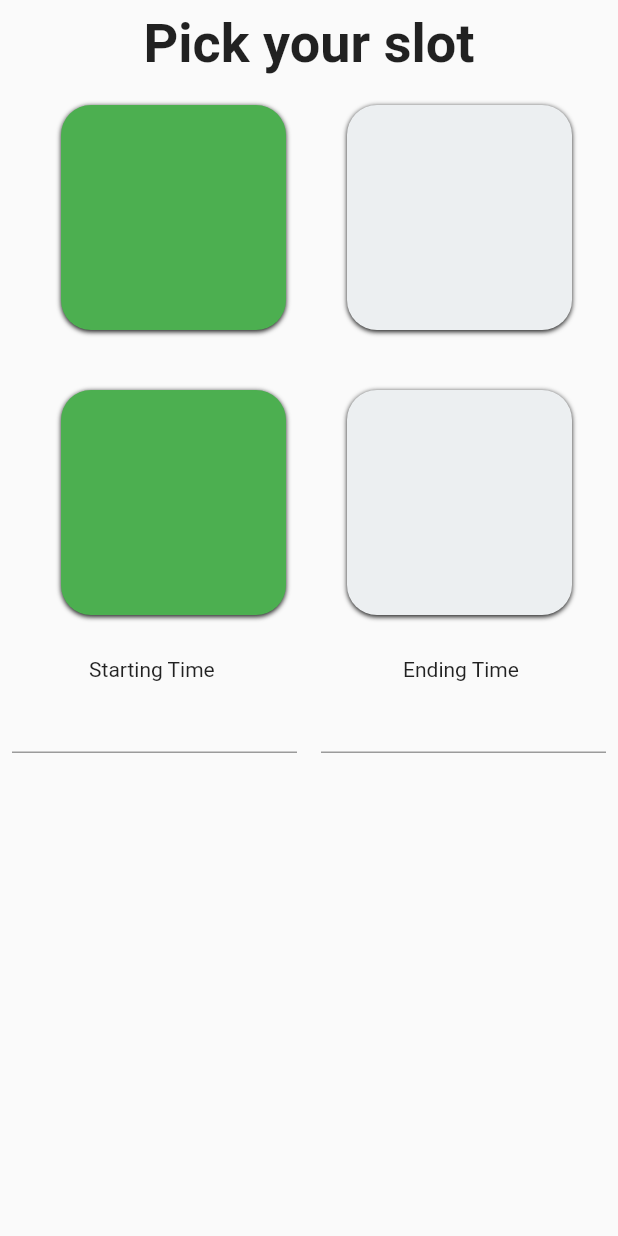
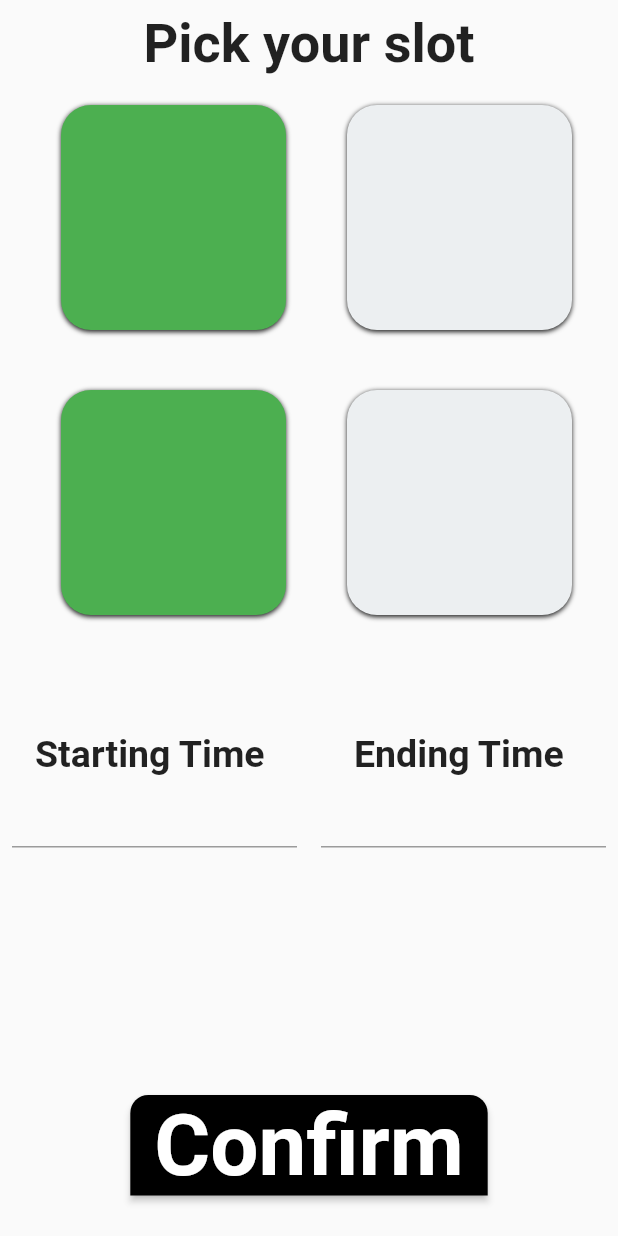
Before and after one commit to SarthakVaswani/hackcbs, a Flutter app: the SlotPicker screen opened by its route, on a phone screen of 412 x 824 dp. Run offline on Flutter 3.47's test engine with Material 2 defaults, Android fonts, the phone set to English and light mode, and no system bars; drawn by our look-alikes of datetime_picker_formfield; our stand-ins replace flutter_icons, google_fonts.

Commit message:
improved slot page

```diff
--- a/lib/main.dart
+++ b/lib/main.dart
@@ -22,6 +22,7 @@ class _MyAppState extends State<MyApp> {
   Widget build(BuildContext context) {
     return MaterialApp(
       home: Home(),
+      debugShowCheckedModeBanner: false,
       routes: {
         RegisterScreen.routeName: (_) => RegisterScreen(),
         Loginscreen.routeName: (_) => Loginscreen(),
@@ -52,9 +53,12 @@ class _HomeState extends State<Home> {
           ),
           ListTile(
             title: Text(
-              'Title',
+              'Parking System',
               textAlign: TextAlign.center,
-              style: TextStyle(fontSize: 24, fontWeight: FontWeight.w400),
+              style: TextStyle(
+                  fontSize: 24,
+                  fontWeight: FontWeight.bold,
+                  color: Color(0xff130f40)),
             ),
             subtitle: Container(
               padding: EdgeInsets.only(top: 10),
--- a/lib/screens/firstpage.dart
+++ b/lib/screens/firstpage.dart
@@ -121,7 +121,9 @@ class _SlotPickerState extends State<SlotPicker> {
                 ),
               ],
             ),
-            Row(
+            Padding(
+              padding: const EdgeInsets.only(top: 50),
+              child: Row(
                 children: [
                   Container(
                       padding: EdgeInsets.all(8),
@@ -132,6 +134,27 @@ class _SlotPickerState extends State<SlotPicker> {
                       width: MediaQuery.of(context).size.width / 2,
                       child: LastTimeField()),
                 ],
+              ),
+            ),
+            SizedBox(height: 157),
+            MaterialButton(
+              height: 40,
+              minWidth: 200,
+              color: Colors.black,
+              onPressed: () {},
+              child: Text(
+                'Confirm',
+                style: TextStyle(
+                    color: Colors.white,
+                    fontSize: 57,
+                    fontWeight: FontWeight.bold),
+              ),
+              shape: RoundedRectangleBorder(
+                borderRadius: BorderRadius.only(
+                  topLeft: Radius.circular(12),
+                  topRight: Radius.circular(12),
+                ),
+              ),
             ),
           ],
         ),
@@ -145,7 +168,10 @@ class FirstTimeField extends StatelessWidget {
   @override
   Widget build(BuildContext context) {
     return Column(children: <Widget>[
-      Text('Starting Time '),
+      Text(
+        'Starting Time ',
+        style: TextStyle(fontSize: 25, fontWeight: FontWeight.bold),
+      ),
       DateTimeField(
         format: format,
         textAlign: TextAlign.center,
@@ -166,7 +192,10 @@ class LastTimeField extends StatelessWidget {
   @override
   Widget build(BuildContext context) {
     return Column(children: <Widget>[
-      Text('Ending Time '),
+      Text(
+        'Ending Time ',
+        style: TextStyle(fontSize: 25, fontWeight: FontWeight.bold),
+      ),
       DateTimeField(
         format: format,
         textAlign: TextAlign.center,
```
Lines whose indentation alone changed are shown as unchanged.
